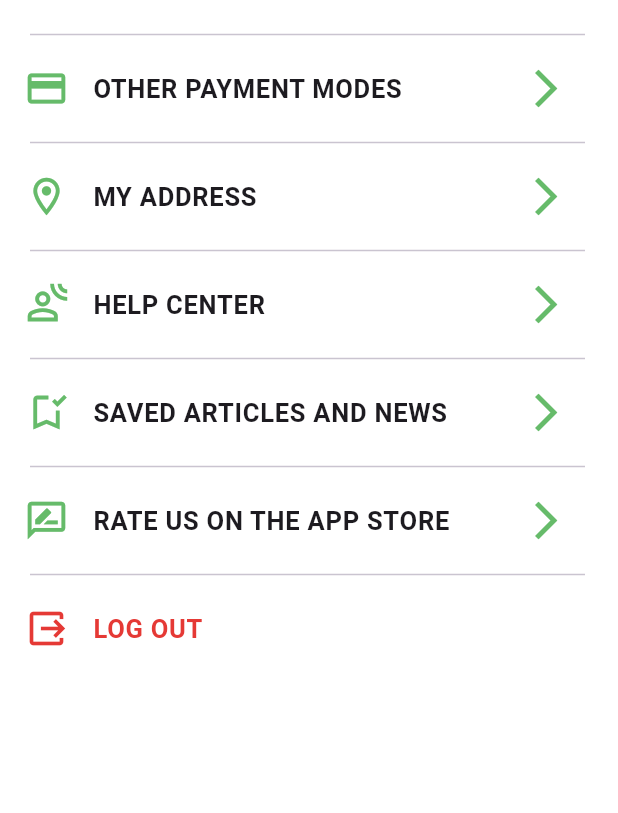
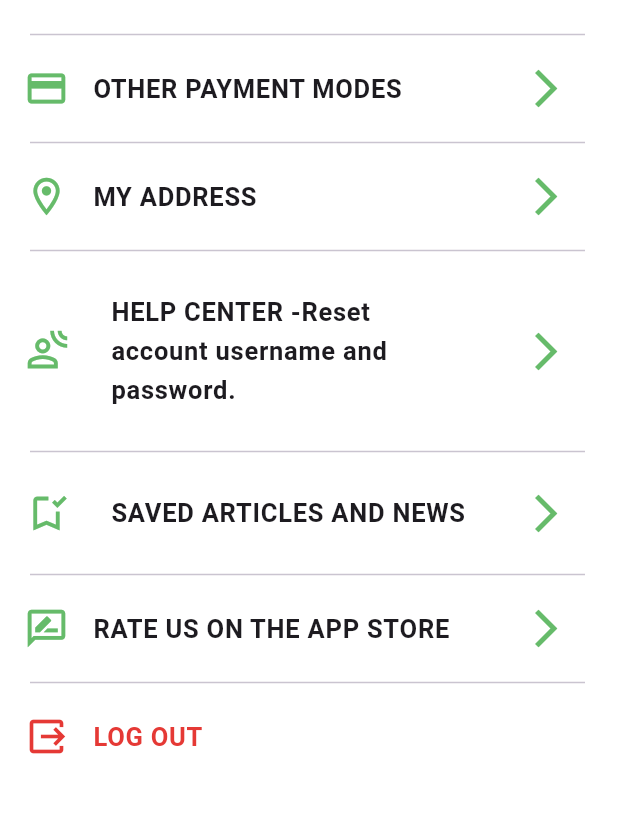
Before and after one commit to Yash-978/starbucks_app, a Flutter app: the Profilescreen screen opened by its route, scrolled down 576 dp, on a phone screen of 412 x 824 dp, the part 276-1089 px from its top. Run offline on Flutter 3.47's test engine with Material 3 defaults, Android fonts, the light colour scheme and no system bars; our stand-ins replace animated_splash_screen, curved_navigation_bar, page_transition, sliding_up_panel.

Commit message:
krupa krupa1 123 55 kru j ranchod kr k syama rgr

```diff
--- a/lib/Screens/ProfileScreen/profileScreen.dart
+++ b/lib/Screens/ProfileScreen/profileScreen.dart
@@ -190,8 +190,11 @@ class _ProfilescreenState extends State<Profilescreen> {
                       ? SizedBox(
                     height: 0,
                   )
-                      : Text(
-                      'krypa'),
+                      : Padding(
+                        padding: const EdgeInsets.all(12.0),
+                        child: Text(
+                        "Joining the Starbucks Rewards™ is everyone's cup of coffee. Simply sign up and earn stars as you spend via your Starbucks card, Cash, Debit/Credit Card, or UPI. There are three levels in the program: Welcome, Green, Gold. For more details, click here : https://www.starbucks.in/rewards/reward-detail to check benefits that the member will receive at the respective levels."),
+                      ),
 
 
                   const Divider(
@@ -234,8 +237,11 @@ class _ProfilescreenState extends State<Profilescreen> {
                       ? SizedBox(
                     height: 0,
                   )
-                      : Text(
-                      'krypa'),
+                      : Padding(
+                        padding: const EdgeInsets.all(12.0),
+                        child: Text(
+                        "Open the app, join Starbucks® Rewards, order and pay. We'll tell you how long until your order is ready and let you save your favourites for next time."),
+                      ),
                   const Divider(
                     indent: 20,
                     endIndent: 22,
@@ -276,8 +282,11 @@ class _ProfilescreenState extends State<Profilescreen> {
                       ? SizedBox(
                     height: 0,
                   )
-                      : Text(
-                      'krypa'),
+                      : Padding(
+                        padding: const EdgeInsets.all(12.0),
+                        child: Text(
+                        "You will receive only one birthday reward in the month of your birthday as long as you have spent Rs 600 since you became a member. Any unused Birthday Reward will not be carried forward to the following yea"),
+                      ),
                   const Divider(
                     indent: 20,
                     endIndent: 22,
@@ -318,8 +327,11 @@ class _ProfilescreenState extends State<Profilescreen> {
                       ? SizedBox(
                     height: 0,
                   )
-                      : Text(
-                      'krypa'),
+                      : Padding(
+                        padding: const EdgeInsets.all(12.0),
+                        child: Text(
+                        "Download the latest Starbucks India mobile app for iPhone® and Android™ on the Apple App store or Google Play store. If you are an existing user of the Starbucks® India app, check the App Store or Play Store to ensure the app has been updated to the latest version. Ensure location or GPS services are turned on to allow the app to display the eligible stores. 'To use Mobile Order & Pay, users must first register to become a Starbucks Rewards™ member along with a mobile number. If you’re an existing member, log into your account to start using Mobile Order & Pay. Existing members will be asked to provide their mobile number before placing an order if no mobile number is available on their SR account.'Click on the Order option at the bottom of the screen and you are ready to use Mobile Order & Pay."),
+                      ),
                   const Divider(
                     indent: 20,
                     endIndent: 22,
@@ -360,8 +372,11 @@ class _ProfilescreenState extends State<Profilescreen> {
                       ? SizedBox(
                     height: 0,
                   )
-                      : Text(
-                      'krypa'),
+                      : Padding(
+                        padding: const EdgeInsets.all(12.0),
+                        child: Text(
+                        'Download the latest Starbucks India mobile app for iPhone® and Android™ on the Apple App store or Google Play store. If you are an existing user of the Starbucks® India app, check the App Store or Play Store to ensure the app has been updated to the latest version. Ensure location or GPS services are turned on to allow the app to display the eligible stores. "To use Mobile Order & Pay, users must first register to become a Starbucks Rewards™ member along with a mobile number. If you’re an existing member, log into your account to start using Mobile Order & Pay. Existing members will be asked to provide their mobile number before placing an order if no mobile number is available on their SR account." Click on the Order option at the bottom of the screen and you are ready to use Mobile Order & Pay.'),
+                      ),
                   const Divider(
                     indent: 20,
                     endIndent: 22,
@@ -402,8 +417,11 @@ class _ProfilescreenState extends State<Profilescreen> {
                       ? SizedBox(
                     height: 0,
                   )
-                      : Text(
-                      'krypa'),
+                      : Padding(
+                        padding: const EdgeInsets.all(12.0),
+                        child: Text(
+                        "To join Starbucks Rewards™, you must register through WhatsApp or the Starbucks India app. This allows us to reward you with benefits and special offers using your contact details. Registration also provides balance protection if your card is lost or stolen. A registered card lets you manage your account online and on the Starbucks India app for convenience."),
+                      ),
                   const Divider(
                     indent: 20,
                     endIndent: 22,
@@ -414,10 +432,13 @@ class _ProfilescreenState extends State<Profilescreen> {
                       size: 30,
                       color: Colors.green.shade400,
                     ),
-                    title: const Text(
-                      "HELP CENTER",
-                      style:
-                      TextStyle(fontWeight: FontWeight.bold, fontSize: 17),
+                    title: Padding(
+                      padding: const EdgeInsets.all(12.0),
+                      child: const Text(
+                        "HELP CENTER -Reset account username and password.",
+                        style:
+                        TextStyle(fontWeight: FontWeight.bold, fontSize: 17),
+                      ),
                     ),
                     trailing: IconButton(
                       onPressed: () {
@@ -444,8 +465,11 @@ class _ProfilescreenState extends State<Profilescreen> {
                       ? SizedBox(
                     height: 0,
                   )
-                      : Text(
-                      'krypa'),
+                      : Padding(
+                        padding: const EdgeInsets.all(12.0),
+                        child: Text(
+                        "You can visit our site www.starbucks.in or use your Starbucks India mobile app and click on Get Help.Enter your EmailID or Mobile No and Date Of Birth and click on Reset Password.OTP will be sent to your registered mobile number and email id. you can use that to reset your password. Alternatively, call us at 18602660010 and we will help you get access to your account."),
+                      ),
                   const Divider(
                     indent: 20,
                     endIndent: 22,
@@ -456,10 +480,13 @@ class _ProfilescreenState extends State<Profilescreen> {
                       size: 30,
                       color: Colors.green.shade400,
                     ),
-                    title: const Text(
-                      "SAVED ARTICLES AND NEWS",
-                      style:
-                      TextStyle(fontWeight: FontWeight.bold, fontSize: 17),
+                    title: Padding(
+                      padding: const EdgeInsets.all(12.0),
+                      child: const Text(
+                        "SAVED ARTICLES AND NEWS",
+                        style:
+                        TextStyle(fontWeight: FontWeight.bold, fontSize: 17),
+                      ),
                     ),
                     trailing: IconButton(
                       onPressed: () {
@@ -486,8 +513,11 @@ class _ProfilescreenState extends State<Profilescreen> {
                       ? SizedBox(
                     height: 0,
                   )
-                      : Text(
-                      'krypa'),
+                      : Padding(
+                        padding: const EdgeInsets.all(12.0),
+                        child: Text(
+                        "Once you reach the Gold level, you will be at that level for a full year from the date you qualified. Simply earn 25 additional stars before your anniversary date (the date you earned Gold) and you will continue to enjoy Gold level benefits for another year. If you do not earn the necessary stars you will move back to the Green level and your stars will be reset to 0."),
+                      ),
                   const Divider(
                     indent: 20,
                     endIndent: 22,
@@ -528,8 +558,11 @@ class _ProfilescreenState extends State<Profilescreen> {
                       ? SizedBox(
                     height: 0,
                   )
-                      : Text(
-                      'krypa'),
+                      : Padding(
+                        padding: const EdgeInsets.all(12.0),
+                        child: Text(
+                        "It drives around 50% of its business. Generation-wise, 31-40% of millennials, 24% of Gen-X, and 14% of baby boomers use the Starbucks app. Thanks to the feature-rich, user-friendly app, active Starbucks reward members in the USA have increased by 13% to 18% yearly. And this number reached around 27.4 million in 2022."),
+                      ),
                   const Divider(
                     indent: 20,
                     endIndent: 22,
```
